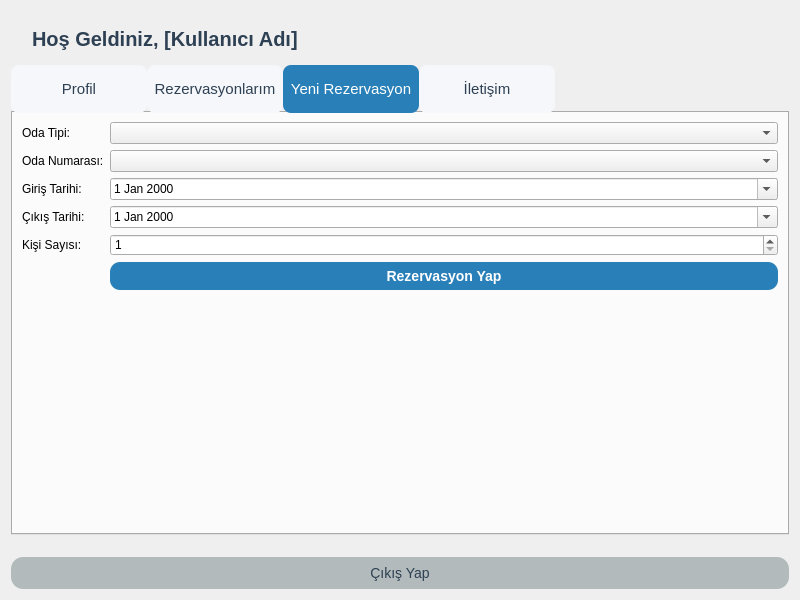
Old version of the form ui/userdashboard.ui in the repository ilhanuzunoglu/HotelManagementSystem.
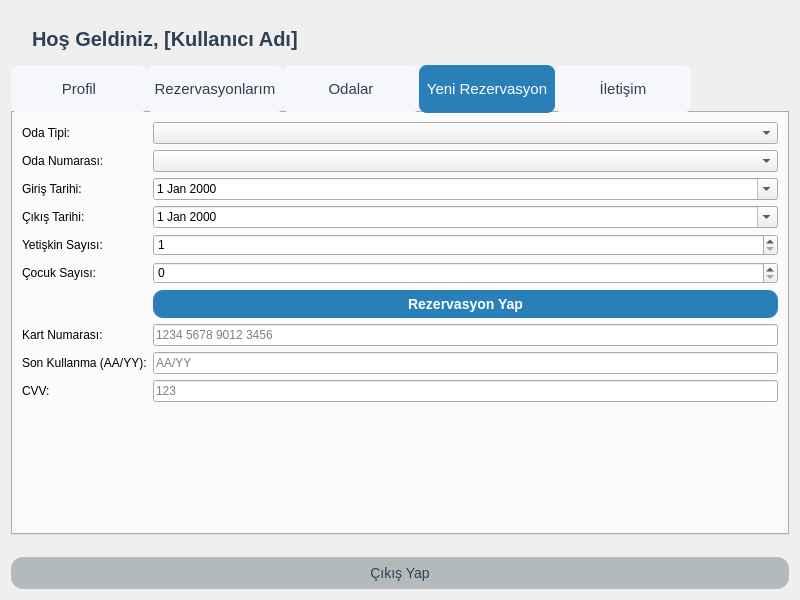
New version of the form. The open tabs and pages were chosen to show the change.

The edit to the form file:
```diff
--- a/ui/userdashboard.ui
+++ b/ui/userdashboard.ui
@@ -126,6 +126,41 @@
        </item>
       </layout>
      </widget>
+     <widget class="QWidget" name="roomInfoTab">
+      <attribute name="title">
+       <string>Odalar</string>
+      </attribute>
+      <layout class="QVBoxLayout" name="roomInfoLayout">
+       <item>
+        <widget class="QTableWidget" name="roomInfoTable">
+         <property name="columnCount">
+          <number>3</number>
+         </property>
+         <property name="rowCount">
+          <number>3</number>
+         </property>
+         <column>
+          <property name="text">
+           <string>Oda Tipi</string>
+          </property>
+         </column>
+         <column>
+          <property name="text">
+           <string>Açıklama</string>
+          </property>
+         </column>
+         <column>
+          <property name="text">
+           <string>Fiyat (TL)</string>
+          </property>
+         </column>
+         <row/>
+         <row/>
+         <row/>
+        </widget>
+       </item>
+      </layout>
+     </widget>
      <widget class="QWidget" name="newReservationTab">
       <attribute name="title">
        <string>Yeni Rezervasyon</string>
@@ -182,7 +217,7 @@
        <item row="4" column="0">
         <widget class="QLabel" name="guestCountLabel">
          <property name="text">
-          <string>Kişi Sayısı:</string>
+          <string>Yetişkin Sayısı:</string>
          </property>
         </widget>
        </item>
@@ -192,11 +227,28 @@
           <number>1</number>
          </property>
          <property name="maximum">
-          <number>10</number>
+          <number>4</number>
+         </property>
+        </widget>
+       </item>
+       <item row="5" column="0">
+        <widget class="QLabel" name="childCountLabel">
+         <property name="text">
+          <string>Çocuk Sayısı:</string>
          </property>
         </widget>
        </item>
        <item row="5" column="1">
+        <widget class="QSpinBox" name="childCountSpinBox">
+         <property name="minimum">
+          <number>0</number>
+         </property>
+         <property name="maximum">
+          <number>2</number>
+         </property>
+        </widget>
+       </item>
+       <item row="6" column="1">
         <widget class="QPushButton" name="createReservationButton">
          <property name="styleSheet">
           <string>QPushButton { background-color: #2980B9; color: white; border-radius: 10px; padding: 6px 24px; font-size: 14px; font-weight: bold; } QPushButton:hover { background-color: #1ABC9C; }</string>
@@ -206,6 +258,51 @@
          </property>
         </widget>
        </item>
+       <item row="7" column="0">
+        <widget class="QLabel" name="cardNumberLabel">
+         <property name="text">
+          <string>Kart Numarası:</string>
+         </property>
+        </widget>
+       </item>
+       <item row="7" column="1">
+        <widget class="QLineEdit" name="cardNumberEdit">
+         <property name="placeholderText">
+          <string>1234 5678 9012 3456</string>
+         </property>
+        </widget>
+       </item>
+       <item row="8" column="0">
+        <widget class="QLabel" name="cardExpiryLabel">
+         <property name="text">
+          <string>Son Kullanma (AA/YY):</string>
+         </property>
+        </widget>
+       </item>
+       <item row="8" column="1">
+        <widget class="QLineEdit" name="cardExpiryEdit">
+         <property name="placeholderText">
+          <string>AA/YY</string>
+         </property>
+        </widget>
+       </item>
+       <item row="9" column="0">
+        <widget class="QLabel" name="cardCvvLabel">
+         <property name="text">
+          <string>CVV:</string>
+         </property>
+        </widget>
+       </item>
+       <item row="9" column="1">
+        <widget class="QLineEdit" name="cardCvvEdit">
+         <property name="placeholderText">
+          <string>123</string>
+         </property>
+         <property name="echoMode">
+          <enum>QLineEdit::Password</enum>
+         </property>
+        </widget>
+       </item>
       </layout>
      </widget>
      <widget class="QWidget" name="contactTab">
```
Left out of the diff: 4 changed lines with no effect on the pictures.
